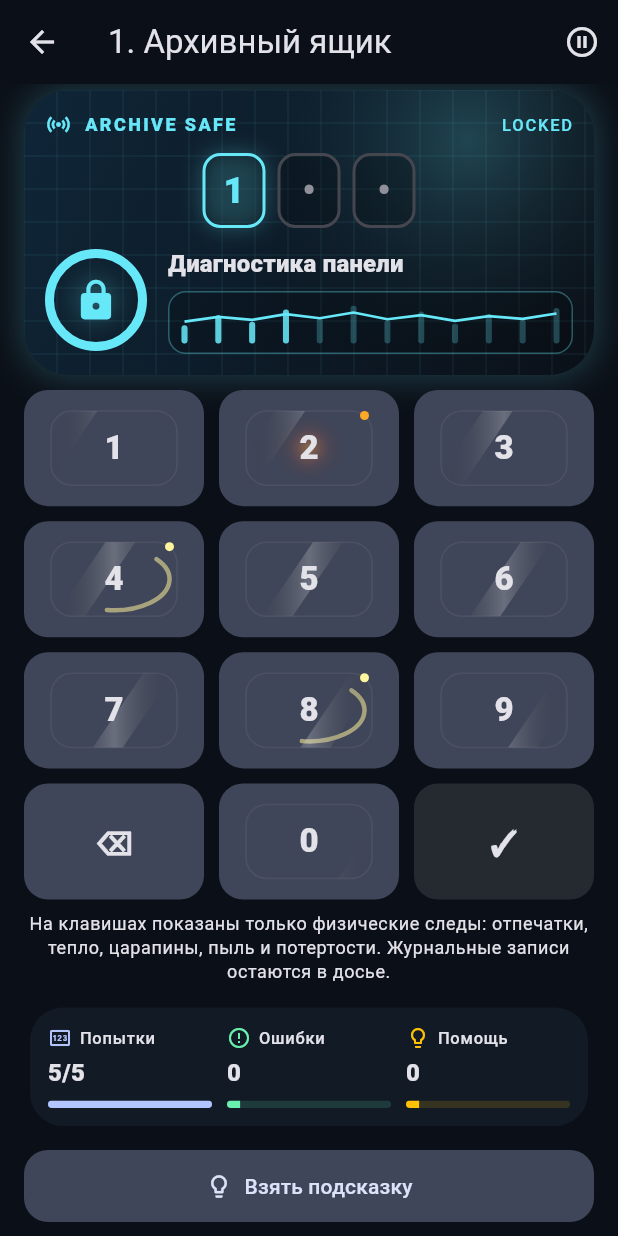
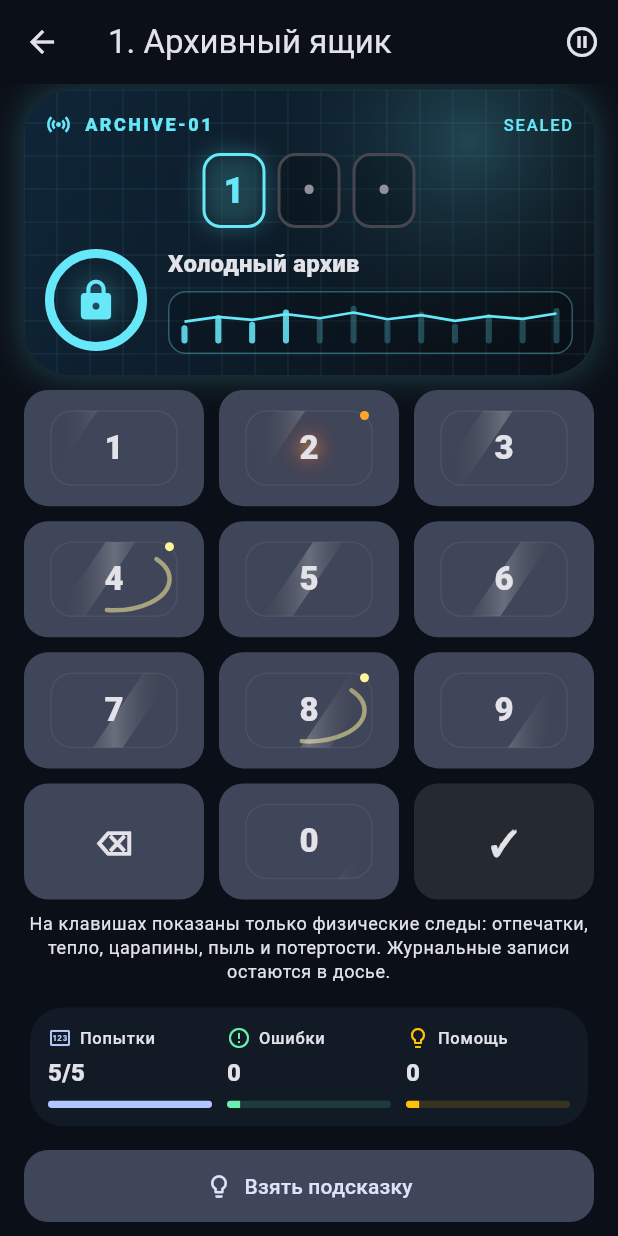
Before and after one commit to sadkov2494-beep/Safe-code, a Flutter app: the GameScreen screen opened directly with sample values from the repository, after a tap on an icon or button, on a phone screen of 412 x 824 dp. Run offline on Flutter 3.47's test engine with Material 3 defaults, Android fonts, the phone set to English and light mode, and no system bars; our stand-ins replace shared_preferences; accounts and stored records are empty.

Commit message:
Add unique visual themes per level
Co-authored-by: sadkov2494-beep <sadkov2494-beep@users.noreply.github.com>

```diff
--- /dev/null
+++ b/Safe-code/lib/models/level_visual_theme.dart
@@ -0,0 +1,25 @@
+import 'package:flutter/material.dart';
+
+enum SafePanelPattern { grid, diagonal, circuit, rings, blueprint, dotMatrix }
+
+class LevelVisualTheme {
+  const LevelVisualTheme({
+    required this.levelId,
+    required this.name,
+    required this.modelCode,
+    required this.lockLabel,
+    required this.accent,
+    required this.start,
+    required this.end,
+    required this.pattern,
+  });
+
+  final int levelId;
+  final String name;
+  final String modelCode;
+  final String lockLabel;
+  final Color accent;
+  final Color start;
+  final Color end;
+  final SafePanelPattern pattern;
+}
--- a/Safe-code/lib/screens/game_screen.dart
+++ b/Safe-code/lib/screens/game_screen.dart
@@ -7,6 +7,7 @@ import '../services/ad_service.dart';
 import '../services/code_validator.dart';
 import '../services/hint_service.dart';
 import '../services/level_service.dart';
+import '../services/level_visual_theme_service.dart';
 import '../services/progress_service.dart';
 import '../services/visual_clue_service.dart';
 import '../widgets/clue_card.dart';
@@ -36,6 +37,7 @@ class _GameScreenState extends State<GameScreen> {
   final _hintService = const HintService();
   final _adService = const AdService();
   final _visualClueService = const VisualClueService();
+  final _visualThemeService = const LevelVisualThemeService();
 
   String _input = '';
   int _mistakes = 0;
@@ -324,6 +326,7 @@ class _GameScreenState extends State<GameScreen> {
   Widget build(BuildContext context) {
     final level = widget.level;
     final visualMarks = _visualClueService.marksByDigit(level);
+    final visualTheme = _visualThemeService.themeForLevel(level.id);
     return Scaffold(
       appBar: AppBar(
         title: Text('${level.id}. ${level.title}'),
@@ -344,7 +347,7 @@ class _GameScreenState extends State<GameScreen> {
               codeLength: level.codeLength,
               isOpen: _isOpen,
               status: _status,
-              difficulty: level.difficulty,
+              visualTheme: visualTheme,
             ),
             const SizedBox(height: 10),
             KeypadWidget(
--- a/Safe-code/lib/screens/level_select_screen.dart
+++ b/Safe-code/lib/screens/level_select_screen.dart
@@ -3,6 +3,7 @@ import 'package:flutter/material.dart';
 import '../models/level.dart';
 import '../models/player_progress.dart';
 import '../services/level_service.dart';
+import '../services/level_visual_theme_service.dart';
 import '../services/progress_service.dart';
 import 'game_screen.dart';
 
@@ -26,6 +27,7 @@ class LevelSelectScreen extends StatefulWidget {
 
 class _LevelSelectScreenState extends State<LevelSelectScreen> {
   late PlayerProgress _progress = widget.progress;
+  final _visualThemeService = const LevelVisualThemeService();
 
   Future<void> _reloadProgress() async {
     final progress = await widget.progressService.loadProgress();
@@ -97,11 +99,16 @@ class _LevelSelectScreenState extends State<LevelSelectScreen> {
                     _progress,
                   );
                   final stars = _progress.bestStarsFor(level.id);
+                  final visualTheme = _visualThemeService.themeForLevel(
+                    level.id,
+                  );
                   return _CaseFileTile(
                     level: level,
                     isUnlocked: unlocked,
                     stars: stars,
-                    accent: chapter.accent,
+                    accent: visualTheme.accent,
+                    safeStyleName: visualTheme.name,
+                    pattern: visualTheme.pattern.name,
                     onTap: unlocked ? () => _openLevel(level) : null,
                   );
                 }),
@@ -260,6 +267,8 @@ class _CaseFileTile extends StatelessWidget {
     required this.isUnlocked,
     required this.stars,
     required this.accent,
+    required this.safeStyleName,
+    required this.pattern,
     required this.onTap,
   });
 
@@ -267,6 +276,8 @@ class _CaseFileTile extends StatelessWidget {
   final bool isUnlocked;
   final int stars;
   final Color accent;
+  final String safeStyleName;
+  final String pattern;
   final VoidCallback? onTap;
 
   @override
@@ -321,7 +332,7 @@ class _CaseFileTile extends StatelessWidget {
                     ),
                     const SizedBox(height: 4),
                     Text(
-                      'Код ${level.codeLength} цифр • ${level.maxAttempts} попыток',
+                      '$safeStyleName • $pattern • код ${level.codeLength} цифр',
                       style: Theme.of(context).textTheme.bodySmall,
                     ),
                   ],
--- /dev/null
+++ b/Safe-code/lib/services/level_visual_theme_service.dart
@@ -0,0 +1,314 @@
+import 'package:flutter/material.dart';
+
+import '../models/level_visual_theme.dart';
+
+class LevelVisualThemeService {
+  const LevelVisualThemeService();
+
+  static const themes = [
+    LevelVisualTheme(
+      levelId: 1,
+      name: 'Холодный архив',
+      modelCode: 'ARCHIVE-01',
+      lockLabel: 'SEALED',
+      accent: Color(0xFF67E8F9),
+      start: Color(0xFF0F2638),
+      end: Color(0xFF0B1018),
+      pattern: SafePanelPattern.grid,
+    ),
+    LevelVisualTheme(
+      levelId: 2,
+      name: 'Пыльное стекло',
+      modelCode: 'DUST-02',
+      lockLabel: 'LOCKED',
+      accent: Color(0xFFD7CCC8),
+      start: Color(0xFF2B211B),
+      end: Color(0xFF101010),
+      pattern: SafePanelPattern.dotMatrix,
+    ),
+    LevelVisualTheme(
+      levelId: 3,
+      name: 'Нулевой контур',
+      modelCode: 'ZERO-03',
+      lockLabel: 'IDLE',
+      accent: Color(0xFF7DD3FC),
+      start: Color(0xFF102A43),
+      end: Color(0xFF08111F),
+      pattern: SafePanelPattern.rings,
+    ),
+    LevelVisualTheme(
+      levelId: 4,
+      name: 'Латунная рамка',
+      modelCode: 'BRASS-04',
+      lockLabel: 'SECURED',
+      accent: Color(0xFFFFC857),
+      start: Color(0xFF34270E),
+      end: Color(0xFF111827),
+      pattern: SafePanelPattern.diagonal,
+    ),
+    LevelVisualTheme(
+      levelId: 5,
+      name: 'Тихий коридор',
+      modelCode: 'HALL-05',
+      lockLabel: 'MUTED',
+      accent: Color(0xFFA7F3D0),
+      start: Color(0xFF113529),
+      end: Color(0xFF07130F),
+      pattern: SafePanelPattern.circuit,
+    ),
+    LevelVisualTheme(
+      levelId: 6,
+      name: 'Слабая лампа',
+      modelCode: 'LAMP-06',
+      lockLabel: 'DIM',
+      accent: Color(0xFFFDE68A),
+      start: Color(0xFF31280F),
+      end: Color(0xFF14110A),
+      pattern: SafePanelPattern.blueprint,
+    ),
+    LevelVisualTheme(
+      levelId: 7,
+      name: 'Северный металл',
+      modelCode: 'NORTH-07',
+      lockLabel: 'FROST',
+      accent: Color(0xFF93C5FD),
+      start: Color(0xFF14233E),
+      end: Color(0xFF070B13),
+      pattern: SafePanelPattern.rings,
+    ),
+    LevelVisualTheme(
+      levelId: 8,
+      name: 'Мокрый бетон',
+      modelCode: 'CONC-08',
+      lockLabel: 'DAMP',
+      accent: Color(0xFF94A3B8),
+      start: Color(0xFF202733),
+      end: Color(0xFF0F1115),
+      pattern: SafePanelPattern.dotMatrix,
+    ),
+    LevelVisualTheme(
+      levelId: 9,
+      name: 'Синяя подсветка',
+      modelCode: 'BLUE-09',
+      lockLabel: 'GLOW',
+      accent: Color(0xFF5D8CFF),
+      start: Color(0xFF111B46),
+      end: Color(0xFF090C1A),
+      pattern: SafePanelPattern.grid,
+    ),
+    LevelVisualTheme(
+      levelId: 10,
+      name: 'Красная папка',
+      modelCode: 'RED-10',
+      lockLabel: 'FILED',
+      accent: Color(0xFFF87171),
+      start: Color(0xFF3B1118),
+      end: Color(0xFF12080A),
+      pattern: SafePanelPattern.diagonal,
+    ),
+    LevelVisualTheme(
+      levelId: 11,
+      name: 'Стеклянная дверь',
+      modelCode: 'GLASS-11',
+      lockLabel: 'CLEAR',
+      accent: Color(0xFFBAE6FD),
+      start: Color(0xFF122B38),
+      end: Color(0xFF07141A),
+      pattern: SafePanelPattern.blueprint,
+    ),
+    LevelVisualTheme(
+      levelId: 12,
+      name: 'Комната хранения',
+      modelCode: 'STORE-12',
+      lockLabel: 'STORED',
+      accent: Color(0xFF34D399),
+      start: Color(0xFF123524),
+      end: Color(0xFF07130C),
+      pattern: SafePanelPattern.circuit,
+    ),
+    LevelVisualTheme(
+      levelId: 13,
+      name: 'Черная бирка',
+      modelCode: 'TAG-13',
+      lockLabel: 'BLACK',
+      accent: Color(0xFFE5E7EB),
+      start: Color(0xFF18181B),
+      end: Color(0xFF050505),
+      pattern: SafePanelPattern.rings,
+    ),
+    LevelVisualTheme(
+      levelId: 14,
+      name: 'Беззвучный лифт',
+      modelCode: 'LIFT-14',
+      lockLabel: 'SILENT',
+      accent: Color(0xFFC4B5FD),
+      start: Color(0xFF261B3D),
+      end: Color(0xFF0E0A16),
+      pattern: SafePanelPattern.dotMatrix,
+    ),
+    LevelVisualTheme(
+      levelId: 15,
+      name: 'Северный файл',
+      modelCode: 'FILE-15',
+      lockLabel: 'ASCEND',
+      accent: Color(0xFF60A5FA),
+      start: Color(0xFF102544),
+      end: Color(0xFF070D18),
+      pattern: SafePanelPattern.diagonal,
+    ),
+    LevelVisualTheme(
+      levelId: 16,
+      name: 'Пульт охраны',
+      modelCode: 'GUARD-16',
+      lockLabel: 'ARMED',
+      accent: Color(0xFFFB923C),
+      start: Color(0xFF3B1D0B),
+      end: Color(0xFF130A05),
+      pattern: SafePanelPattern.circuit,
+    ),
+    LevelVisualTheme(
+      levelId: 17,
+      name: 'Запертый стеллаж',
+      modelCode: 'RACK-17',
+      lockLabel: 'SHELF',
+      accent: Color(0xFFCBD5E1),
+      start: Color(0xFF242A33),
+      end: Color(0xFF0B0E12),
+      pattern: SafePanelPattern.grid,
+    ),
+    LevelVisualTheme(
+      levelId: 18,
+      name: 'Серый планшет',
+      modelCode: 'SLATE-18',
+      lockLabel: 'SLATE',
+      accent: Color(0xFF9CA3AF),
+      start: Color(0xFF25272C),
+      end: Color(0xFF0D0E10),
+      pattern: SafePanelPattern.blueprint,
+    ),
+    LevelVisualTheme(
+      levelId: 19,
+      name: 'Пятый контейнер',
+      modelCode: 'CNTR-19',
+      lockLabel: 'CARGO',
+      accent: Color(0xFFF59E0B),
+      start: Color(0xFF332207),
+      end: Color(0xFF110C04),
+      pattern: SafePanelPattern.diagonal,
+    ),
+    LevelVisualTheme(
+      levelId: 20,
+      name: 'Сейф с меткой',
+      modelCode: 'MARK-20',
+      lockLabel: 'TAGGED',
+      accent: Color(0xFFFB7185),
+      start: Color(0xFF3A1220),
+      end: Color(0xFF12070C),
+      pattern: SafePanelPattern.rings,
+    ),
+    LevelVisualTheme(
+      levelId: 21,
+      name: 'Двойной протокол',
+      modelCode: 'PROTO-21',
+      lockLabel: 'DUAL',
+      accent: Color(0xFF22D3EE),
+      start: Color(0xFF07313A),
+      end: Color(0xFF051116),
+      pattern: SafePanelPattern.circuit,
+    ),
+    LevelVisualTheme(
+      levelId: 22,
+      name: 'Зал отражений',
+      modelCode: 'MIRR-22',
+      lockLabel: 'REFLECT',
+      accent: Color(0xFFDDD6FE),
+      start: Color(0xFF2B2140),
+      end: Color(0xFF0B0812),
+      pattern: SafePanelPattern.blueprint,
+    ),
+    LevelVisualTheme(
+      levelId: 23,
+      name: 'Короткий импульс',
+      modelCode: 'PULSE-23',
+      lockLabel: 'SPIKE',
+      accent: Color(0xFFEF4444),
+      start: Color(0xFF3B0D0D),
+      end: Color(0xFF120404),
+      pattern: SafePanelPattern.dotMatrix,
+    ),
+    LevelVisualTheme(
+      levelId: 24,
+      name: 'Пять контактов',
+      modelCode: 'PIN-24',
+      lockLabel: 'FIVE',
+      accent: Color(0xFF2DD4BF),
+      start: Color(0xFF0C352F),
+      end: Color(0xFF041210),
+      pattern: SafePanelPattern.grid,
+    ),
+    LevelVisualTheme(
+      levelId: 25,
+      name: 'Узел питания',
+      modelCode: 'POWER-25',
+      lockLabel: 'LIVE',
+      accent: Color(0xFFFACC15),
+      start: Color(0xFF342E08),
+      end: Color(0xFF121004),
+      pattern: SafePanelPattern.circuit,
+    ),
+    LevelVisualTheme(
+      levelId: 26,
+      name: 'Складская метка',
+      modelCode: 'DEPOT-26',
+      lockLabel: 'WARE',
+      accent: Color(0xFFFB923C),
+      start: Color(0xFF3A220B),
+      end: Color(0xFF120A04),
+      pattern: SafePanelPattern.blueprint,
+    ),
+    LevelVisualTheme(
+      levelId: 27,
+      name: 'Глухой механизм',
+      modelCode: 'MUTE-27',
+      lockLabel: 'DEAF',
+      accent: Color(0xFFA3E635),
+      start: Color(0xFF24350B),
+      end: Color(0xFF0B1204),
+      pattern: SafePanelPattern.rings,
+    ),
+    LevelVisualTheme(
+      levelId: 28,
+      name: 'Темный дисплей',
+      modelCode: 'DARK-28',
+      lockLabel: 'NIGHT',
+      accent: Color(0xFF818CF8),
+      start: Color(0xFF191A3A),
+      end: Color(0xFF070815),
+      pattern: SafePanelPattern.diagonal,
+    ),
+    LevelVisualTheme(
+      levelId: 29,
+      name: 'Медная рамка',
+      modelCode: 'COPR-29',
+      lockLabel: 'COPPER',
+      accent: Color(0xFFF97316),
+      start: Color(0xFF3A1A08),
+      end: Color(0xFF120804),
+      pattern: SafePanelPattern.dotMatrix,
+    ),
+    LevelVisualTheme(
+      levelId: 30,
+      name: 'Последняя ячейка',
+      modelCode: 'FINAL-30',
+      lockLabel: 'FINAL',
+      accent: Color(0xFF10B981),
+      start: Color(0xFF093528),
+      end: Color(0xFF020F0B),
+      pattern: SafePanelPattern.circuit,
+    ),
+  ];
+
+  LevelVisualTheme themeForLevel(int levelId) {
+    return themes.firstWhere((theme) => theme.levelId == levelId);
+  }
+}
--- a/Safe-code/lib/widgets/safe_widget.dart
+++ b/Safe-code/lib/widgets/safe_widget.dart
@@ -1,6 +1,6 @@
 import 'package:flutter/material.dart';
 
-import '../models/level.dart';
+import '../models/level_visual_theme.dart';
 
 class SafeWidget extends StatelessWidget {
   const SafeWidget({
@@ -9,21 +9,20 @@ class SafeWidget extends StatelessWidget {
     required this.codeLength,
     required this.isOpen,
     required this.status,
-    required this.difficulty,
+    required this.visualTheme,
   });
 
   final String input;
   final int codeLength;
   final bool isOpen;
   final InputStatus status;
-  final LevelDifficulty difficulty;
+  final LevelVisualTheme visualTheme;
 
   @override
   Widget build(BuildContext context) {
     final colorScheme = Theme.of(context).colorScheme;
-    final difficultyStyle = _difficultyStyle(difficulty);
     final statusColor = switch (status) {
-      InputStatus.idle => difficultyStyle.accent,
+      InputStatus.idle => visualTheme.accent,
       InputStatus.correct => Colors.greenAccent,
       InputStatus.wrong => colorScheme.error,
     };
@@ -36,7 +35,7 @@ class SafeWidget extends StatelessWidget {
         gradient: LinearGradient(
           colors: isOpen
               ? [Colors.green.shade900, colorScheme.surfaceContainerHighest]
-              : [difficultyStyle.start, difficultyStyle.end],
+              : [visualTheme.start, visualTheme.end],
           begin: Alignment.topLeft,
           end: Alignment.bottomRight,
         ),
@@ -54,7 +53,11 @@ class SafeWidget extends StatelessWidget {
           children: [
             Positioned.fill(
               child: CustomPaint(
-                painter: _SafePanelPainter(color: statusColor),
+                painter: _SafePanelPainter(
+                  color: statusColor,
+                  pattern: visualTheme.pattern,
+                  levelId: visualTheme.levelId,
+                ),
               ),
             ),
             Padding(
@@ -67,7 +70,7 @@ class SafeWidget extends StatelessWidget {
                       Icon(Icons.sensors, size: 18, color: statusColor),
                       const SizedBox(width: 8),
                       Text(
-                        difficultyStyle.model,
+                        visualTheme.modelCode,
                         style: Theme.of(context).textTheme.labelMedium
                             ?.copyWith(
                               letterSpacing: 1.6,
@@ -77,7 +80,7 @@ class SafeWidget extends StatelessWidget {
                       ),
                       const Spacer(),
                       Text(
-                        isOpen ? 'UNLOCKED' : difficultyStyle.riskLabel,
+                        isOpen ? 'UNLOCKED' : visualTheme.lockLabel,
                         style: Theme.of(context).textTheme.labelSmall?.copyWith(
                           letterSpacing: 1.2,
                           color: statusColor,
@@ -160,7 +163,7 @@ class SafeWidget extends StatelessWidget {
                           crossAxisAlignment: CrossAxisAlignment.start,
                           children: [
                             Text(
-                              isOpen ? 'Сейф открыт' : 'Диагностика панели',
+                              isOpen ? 'Сейф открыт' : visualTheme.name,
                               style: Theme.of(context).textTheme.titleMedium
                                   ?.copyWith(fontWeight: FontWeight.w800),
                             ),
@@ -187,48 +190,6 @@ class SafeWidget extends StatelessWidget {
 }
 
 enum InputStatus { idle, correct, wrong }
-
-class _SafeDifficultyStyle {
-  const _SafeDifficultyStyle({
-    required this.accent,
-    required this.start,
-    required this.end,
-    required this.model,
-    required this.riskLabel,
-  });
-
-  final Color accent;
-  final Color start;
-  final Color end;
-  final String model;
-  final String riskLabel;
-}
-
-_SafeDifficultyStyle _difficultyStyle(LevelDifficulty difficulty) {
-  return switch (difficulty) {
-    LevelDifficulty.easy => const _SafeDifficultyStyle(
-      accent: Color(0xFF67E8F9),
-      start: Color(0xFF0F2638),
-      end: Color(0xFF0B1018),
-      model: 'ARCHIVE SAFE',
-      riskLabel: 'LOCKED',
-    ),
-    LevelDifficulty.medium => const _SafeDifficultyStyle(
-      accent: Color(0xFFFFC857),
-      start: Color(0xFF302615),
-      end: Color(0xFF111827),
-      model: 'VAULT PANEL',
-      riskLabel: 'SECURED',
-    ),
-    LevelDifficulty.hard => const _SafeDifficultyStyle(
-      accent: Color(0xFFA78BFA),
-      start: Color(0xFF211532),
-      end: Color(0xFF11111B),
-      model: 'OMEGA LOCK',
-      riskLabel: 'HARD LOCK',
-    ),
-  };
-}
 
 class _DiagnosticGraph extends StatelessWidget {
   const _DiagnosticGraph({
@@ -265,20 +226,73 @@ class _DiagnosticGraph extends StatelessWidget {
 }
 
 class _SafePanelPainter extends CustomPainter {
-  const _SafePanelPainter({required this.color});
+  const _SafePanelPainter({
+    required this.color,
+    required this.pattern,
+    required this.levelId,
+  });
 
   final Color color;
+  final SafePanelPattern pattern;
+  final int levelId;
 
   @override
   void paint(Canvas canvas, Size size) {
     final gridPaint = Paint()
       ..color = color.withValues(alpha: 0.07)
       ..strokeWidth = 1;
-    for (var x = 0.0; x < size.width; x += 22) {
-      canvas.drawLine(Offset(x, 0), Offset(x, size.height), gridPaint);
-    }
-    for (var y = 0.0; y < size.height; y += 22) {
-      canvas.drawLine(Offset(0, y), Offset(size.width, y), gridPaint);
+
+    switch (pattern) {
+      case SafePanelPattern.grid:
+        for (var x = 0.0; x < size.width; x += 22) {
+          canvas.drawLine(Offset(x, 0), Offset(x, size.height), gridPaint);
+        }
+        for (var y = 0.0; y < size.height; y += 22) {
+          canvas.drawLine(Offset(0, y), Offset(size.width, y), gridPaint);
+        }
+      case SafePanelPattern.diagonal:
+        for (var x = -size.height; x < size.width; x += 24) {
+          canvas.drawLine(
+            Offset(x, size.height),
+            Offset(x + size.height, 0),
+            gridPaint,
+          );
+        }
+      case SafePanelPattern.circuit:
+        _drawCircuit(canvas, size, gridPaint);
+      case SafePanelPattern.rings:
+        final center = Offset(size.width * 0.74, size.height * 0.42);
+        for (var radius = 26.0; radius < size.width * 0.7; radius += 26) {
+          canvas.drawCircle(center, radius, gridPaint);
+        }
+      case SafePanelPattern.blueprint:
+        for (var x = 12.0; x < size.width; x += 34) {
+          canvas.drawLine(Offset(x, 0), Offset(x, size.height), gridPaint);
+        }
+        for (var y = 12.0; y < size.height; y += 34) {
+          canvas.drawLine(Offset(0, y), Offset(size.width, y), gridPaint);
+        }
+        canvas.drawLine(
+          Offset.zero,
+          Offset(size.width, size.height),
+          gridPaint,
+        );
+        canvas.drawLine(
+          Offset(size.width, 0),
+          Offset(0, size.height),
+          gridPaint,
+        );
+      case SafePanelPattern.dotMatrix:
+        final dotPaint = Paint()..color = color.withValues(alpha: 0.09);
+        for (var x = 12.0; x < size.width; x += 22) {
+          for (var y = 12.0; y < size.height; y += 22) {
+            canvas.drawCircle(
+              Offset(x, y),
+              1.7 + (levelId % 3) * 0.35,
+              dotPaint,
+            );
+          }
+        }
     }
 
     final glowPaint = Paint()
@@ -298,9 +312,28 @@ class _SafePanelPainter extends CustomPainter {
     );
   }
 
+  void _drawCircuit(Canvas canvas, Size size, Paint paint) {
+    final offsets = [
+      Offset(size.width * 0.1, size.height * 0.24),
+      Offset(size.width * 0.36, size.height * 0.24),
+      Offset(size.width * 0.36, size.height * 0.48),
+      Offset(size.width * 0.62, size.height * 0.48),
+      Offset(size.width * 0.62, size.height * 0.72),
+      Offset(size.width * 0.88, size.height * 0.72),
+    ];
+    for (var i = 0; i < offsets.length - 1; i++) {
+      canvas.drawLine(offsets[i], offsets[i + 1], paint);
+    }
+    for (final point in offsets) {
+      canvas.drawCircle(point, 3, paint);
+    }
+  }
+
   @override
   bool shouldRepaint(covariant _SafePanelPainter oldDelegate) {
-    return oldDelegate.color != color;
+    return oldDelegate.color != color ||
+        oldDelegate.pattern != pattern ||
+        oldDelegate.levelId != levelId;
   }
 }
 
```
Also changed, not shown: 1 other file.
